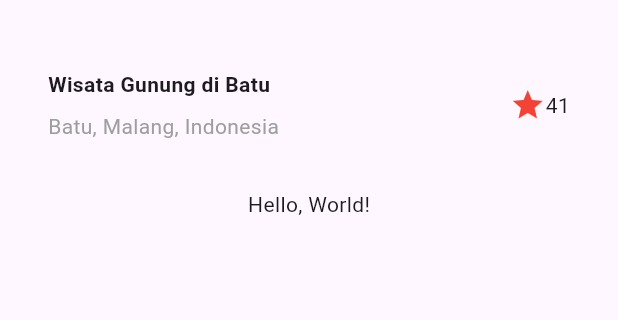
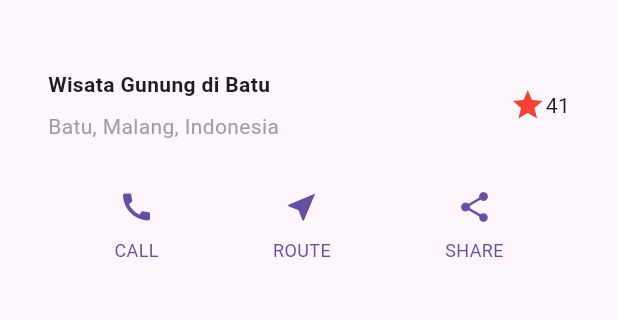
Before and after one commit to bagaskara04/layout_flutter, a Flutter app: the screen it shows after launch, on a phone screen of 412 x 824 dp, the part 63-383 px from its top. Run offline on Flutter 3.47's test engine with Material 3 defaults, Android fonts, the phone set to English and light mode, and no system bars.

Commit message:
Laporan Praktikum 2

```diff
--- a/lib/main.dart
+++ b/lib/main.dart
@@ -37,17 +37,45 @@
         ],
       ),
     );
+
+    Color color = Theme.of(context).primaryColor;
+
+    Widget buttonSection = Row(
+      mainAxisAlignment: MainAxisAlignment.spaceEvenly,
+      children: [
+        _buildButtonColumn(color, Icons.call, 'CALL'),
+        _buildButtonColumn(color, Icons.near_me, 'ROUTE'),
+        _buildButtonColumn(color, Icons.share, 'SHARE'),
+      ],
+    );
+
     return MaterialApp(
       title: 'Flutter layout: Fachry Akbar Bagaskara 2341760133',
       home: Scaffold(
         appBar: AppBar(title: const Text('Flutter layout demo')),
-        body: Column(
-          children: [
-            titleSection,
-            const Text('Hello, World!'),
-          ],
-        ),
+        body: Column(children: [titleSection, buttonSection]),
       ),
     );
   }
+
+  Column _buildButtonColumn(Color color, IconData icon, String label) {
+    return Column(
+      mainAxisSize: MainAxisSize.min,
+      mainAxisAlignment: MainAxisAlignment.center,
+      children: [
+        Icon(icon, color: color),
+        Container(
+          margin: const EdgeInsets.only(top: 8),
+          child: Text(
+            label,
+            style: TextStyle(
+              fontSize: 12,
+              fontWeight: FontWeight.w400,
+              color: color,
+            ),
+          ),
+        ),
+      ],
+    );
+  }
 }
```
Also changed, not shown: images/02_01.png (added), images/02_02.png (added), images/02_03.png (added), 1 other file.
